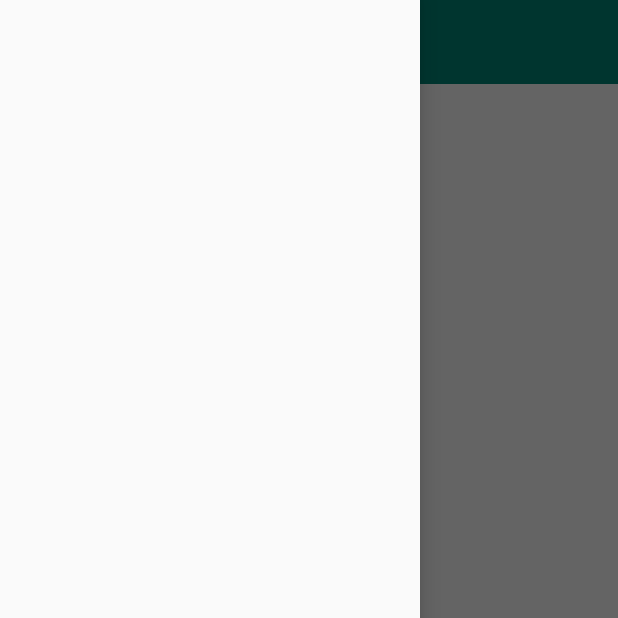
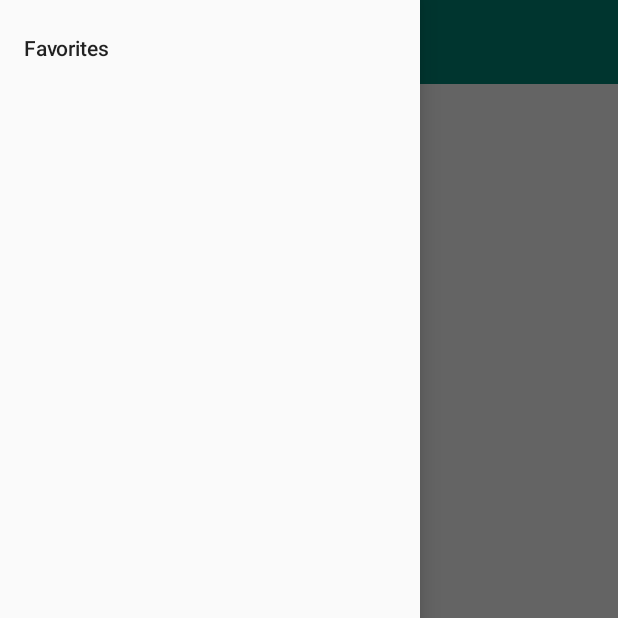
Before and after one commit to BL-CoderOvertime/Project-Week-Unit-2, an Android app: the UserHistoryActivity screen opened directly, with no data from a screen before it, with the side drawer open, on a phone screen of 412 x 824 dp, the top half of it. Run offline under Robolectric (Android 15) with nearby library versions, the phone set to English and light mode, and no system bars.

Commit message:
Refactored the Activities, and setup menu Item with intent to go to favorites/userhistory

```diff
--- a/app/src/main/res/menu/nav_menu.xml
+++ b/app/src/main/res/menu/nav_menu.xml
@@ -1,5 +1,14 @@
 <?xml version="1.0" encoding="utf-8"?>
 <menu xmlns:android="http://schemas.android.com/apk/res/android">
 
+    <group android:checkableBehavior="single">
+
+        <item
+            android:id="@+id/favorite_menu_items"
+            android:checkable="true"
+            android:title="Favorites"
+            />
+
+    </group>
 
 </menu>
```
Also changed, not shown: app/src/main/java/com/example/projectweekunit2/MenuItemListActivity.java (+45 -3 lines), app/src/main/java/com/example/projectweekunit2/RestaurantListActivity.java (+40 -4 lines).
